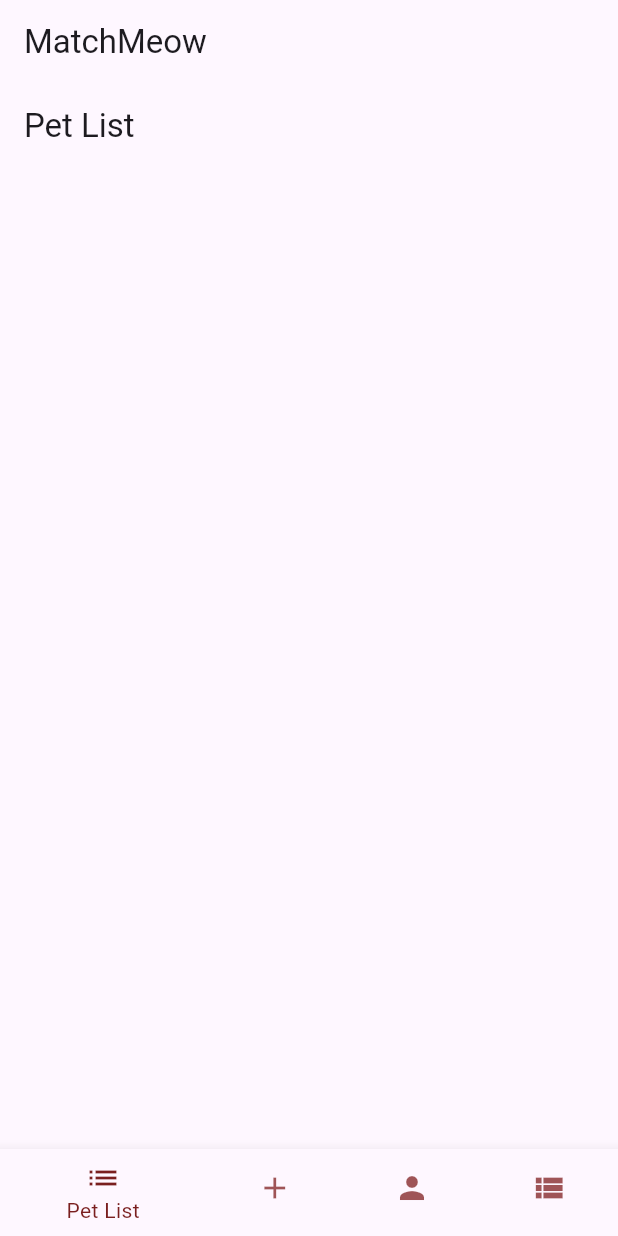
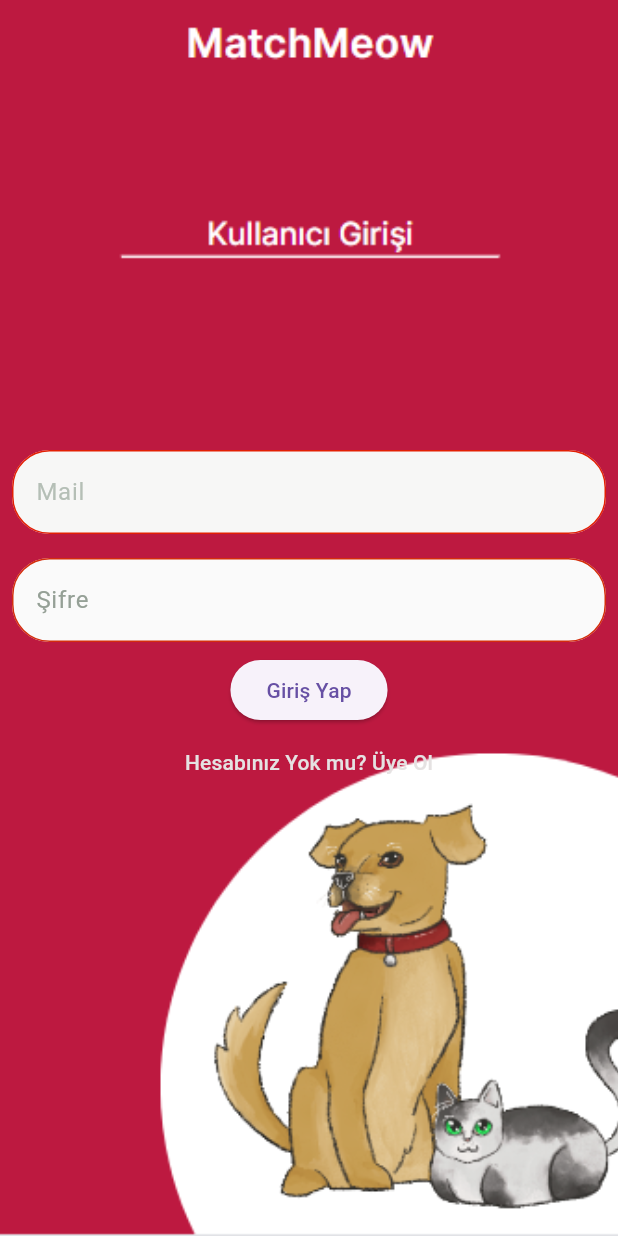
Before and after one commit to mkingmking/MatchMeow, a Flutter app: the screen it shows after launch, on a phone screen of 412 x 824 dp. Run offline on Flutter 3.47's test engine with Material 3 defaults, Android fonts, the phone set to English and light mode, and no system bars; our stand-ins replace firebase_core, firebase_database; accounts and stored records are empty; project files that could hold a hidden picture were left out.

Commit message:
login page

```diff
--- /dev/null
+++ b/lib/loginPage.dart
@@ -0,0 +1,117 @@
+import 'package:flutter/material.dart';
+
+class LoginPage extends StatelessWidget {
+  @override // Corrected annotation with a lowercase 'o'
+  Widget build(BuildContext context) {
+    return Scaffold(
+      body: Container(
+        decoration: BoxDecoration(
+          image: DecorationImage(
+            image: AssetImage(
+                'arayuz/arayuz2.png'), // Make sure this path is correct
+            fit: BoxFit.cover, // This will fill the background of the Container
+          ),
+        ),
+        child: Center(
+          child: SingleChildScrollView(
+            child: Column(
+              //mainAxisAlignment: MainAxisAlignment.center,
+              mainAxisSize:
+                  MainAxisSize.min, // Use the minimum space for the column
+              mainAxisAlignment: MainAxisAlignment
+                  .start, // Align items to the start of the axis
+              children: <Widget>[
+                // Your form and other widgets here, which will be centered on the screen.
+                Padding(
+                  padding: const EdgeInsets.all(8.0),
+                  child: TextFormField(
+                    decoration: InputDecoration(
+                      labelText: 'Mail',
+                      labelStyle: TextStyle(
+                          color: const Color.fromARGB(255, 181, 191,
+                              182)), // Changes the color of the label text
+                      fillColor: Color.fromARGB(255, 247, 247,
+                          246), // Changes the fill color of the text field
+                      filled:
+                          true, // Don't forget to set this to true to activate the fillColor
+                      border: OutlineInputBorder(
+                        borderRadius: BorderRadius.circular(25.0),
+                        borderSide: BorderSide(
+                            color: Color.fromARGB(
+                                255, 202, 25, 9)), // Normal border color
+                      ),
+                      enabledBorder: OutlineInputBorder(
+                        borderRadius: BorderRadius.circular(25.0),
+                        borderSide: BorderSide(
+                            color: Color.fromARGB(255, 227, 31,
+                                5)), // Normal border color when the TextFormField is enabled but not focused
+                      ),
+                      focusedBorder: OutlineInputBorder(
+                        borderRadius: BorderRadius.circular(25.0),
+                        borderSide: BorderSide(
+                            color: Color.fromARGB(255, 230, 7,
+                                7)), // Border color when the TextFormField is focused
+                      ),
+                    ),
+                  ),
+                ),
+
+                Padding(
+                  padding: const EdgeInsets.all(8.0),
+                  child: TextFormField(
+                    decoration: InputDecoration(
+                      labelText: 'Şifre',
+                      labelStyle: TextStyle(
+                          color: Color.fromARGB(255, 149, 160,
+                              150)), // Changes the color of the label text
+                      fillColor: Color.fromARGB(255, 250, 250,
+                          250), // Changes the fill color of the text field
+                      filled:
+                          true, // Don't forget to set this to true to activate the fillColor
+                      border: OutlineInputBorder(
+                        borderRadius: BorderRadius.circular(25.0),
+                        borderSide: BorderSide(
+                            color: Color.fromARGB(
+                                255, 207, 61, 8)), // Normal border color
+                      ),
+                      enabledBorder: OutlineInputBorder(
+                        borderRadius: BorderRadius.circular(25.0),
+                        borderSide: BorderSide(
+                            color: Color.fromARGB(255, 212, 46,
+                                13)), // Normal border color when the TextFormField is enabled but not focused
+                      ),
+                      focusedBorder: OutlineInputBorder(
+                        borderRadius: BorderRadius.circular(25.0),
+                        borderSide: const BorderSide(
+                            color: Color.fromARGB(255, 208, 58,
+                                7)), // Border color when the TextFormField is focused
+                      ),
+                    ),
+                    obscureText: true,
+                  ),
+                ),
+
+                ElevatedButton(
+                  child: Text('Giriş Yap'),
+                  onPressed: () {
+                    // Implement login logic, probably with Firebase Auth
+                  },
+                ),
+                TextButton(
+                  style: TextButton.styleFrom(
+                    primary: const Color.fromARGB(
+                        255, 229, 226, 226), // This is the text color
+                  ),
+                  child: Text('Hesabınız Yok mu? Üye Ol'),
+                  onPressed: () {
+                    // Navigate to registration page
+                  },
+                ),
+              ],
+            ),
+          ),
+        ),
+      ),
+    );
+  }
+}
--- a/lib/main.dart
+++ b/lib/main.dart
@@ -2,10 +2,7 @@ import 'package:flutter/material.dart';
 import 'package:firebase_core/firebase_core.dart';
 import 'firebase_options.dart';
 import 'HomeScreen.dart';
-import 'User.dart';
-import 'UserAdress.dart';
-
-import 'package:firebase_database/firebase_database.dart';
+import 'loginPage.dart';
 
 void main() async {
   WidgetsFlutterBinding.ensureInitialized();
@@ -13,32 +10,6 @@ void main() async {
     options: DefaultFirebaseOptions.currentPlatform,
   );
   runApp(MyApp());
-
-  // Example user creation
-  User user = User(
-    name: 'John',
-    surname: 'Doe',
-    email: 'johndoe@example.com',
-    sex: 'Male',
-    age: 30,
-    address: UserAddress(
-      street: '123 Main St',
-      city: 'Anytown',
-      state: 'State',
-      postalCode: '12345',
-    ),
-    userID: 'user123',
-  );
-
-  // Example of adding a pet hash to the user's swipedRight list
-  user.addPetToSwipedRight('petHash123');
-
-  DatabaseReference userRef =
-      FirebaseDatabase.instance.ref().child('users').child(user.userID);
-  userRef.set(user.toJson());
-
-  // Printing to verify the addition
-  print(user.swipedRight);
 }
 
 class MyApp extends StatelessWidget {
@@ -49,7 +20,8 @@ class MyApp extends StatelessWidget {
       theme: ThemeData(
         primarySwatch: Colors.pink,
       ),
-      home: HomeScreen(),
+      //home: HomeScreen(),
+      home: LoginPage(),
     );
   }
 }
--- a/pubspec.yaml
+++ b/pubspec.yaml
@@ -59,6 +59,8 @@ flutter:
   # included with your application, so that you can use the icons in
   # the material Icons class.
   uses-material-design: true
+  assets:
+    - arayuz/
 
   # To add assets to your application, add an assets section, like this:
   # assets:
```
Also changed, not shown: arayuz/arayuz.png (added), arayuz/arayuz2.png (added).
